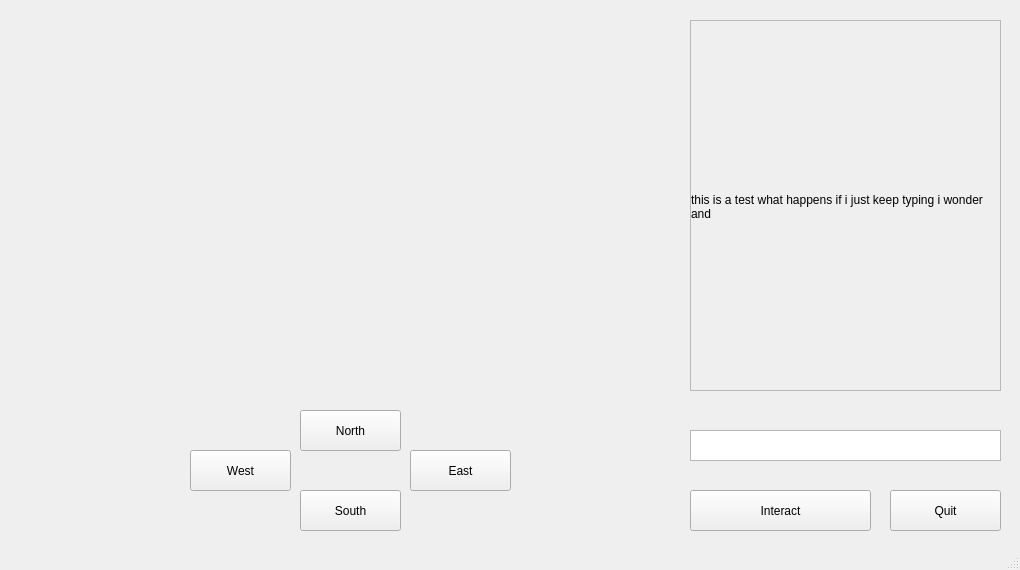
Qt form zorkGUI/mainwindow.ui (itsnurdy/zork) before a commit.
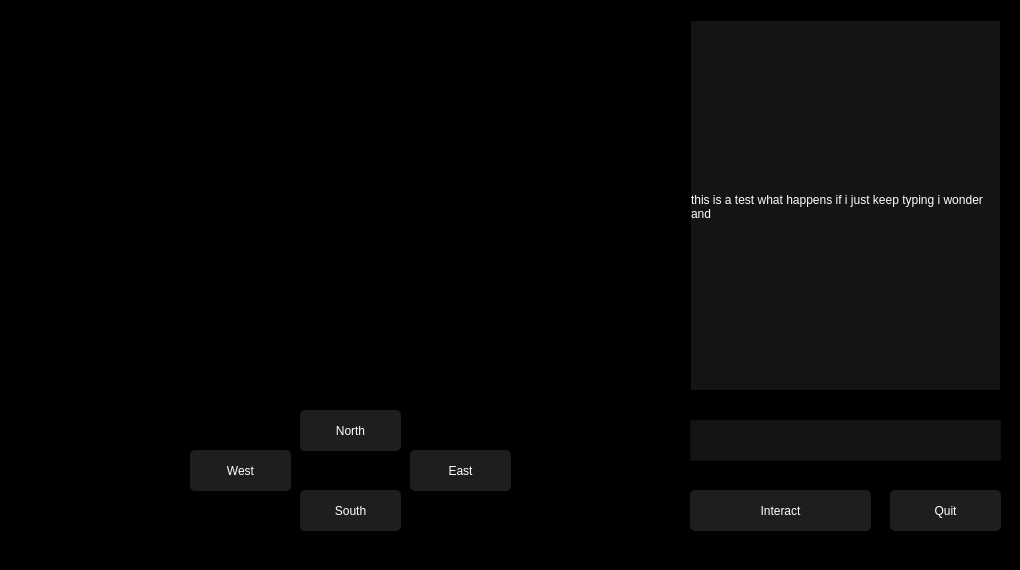
The same form after that commit.

Commit message: base version is finally working and in dark mode :alien:

Diff of the .ui file:
```diff
--- a/zorkGUI/mainwindow.ui
+++ b/zorkGUI/mainwindow.ui
@@ -31,6 +31,12 @@
   <property name="windowTitle">
    <string>Zork</string>
   </property>
+  <property name="styleSheet">
+   <string notr="true">/*background-color: rgb(57, 57, 57);*/
+background-color: rgb(0, 0, 0);
+font: 16pt &quot;8514oem&quot;;
+color: rgb(255, 255, 255);</string>
+  </property>
   <widget class="QWidget" name="centralwidget">
    <widget class="QLabel" name="background">
     <property name="geometry">
@@ -63,6 +69,9 @@
       <height>41</height>
      </rect>
     </property>
+    <property name="styleSheet">
+     <string notr="true">background-color: rgb(30,30,30); border-radius: 5px; border-style: outset</string>
+    </property>
     <property name="text">
      <string>North</string>
     </property>
@@ -76,6 +85,9 @@
       <height>41</height>
      </rect>
     </property>
+    <property name="styleSheet">
+     <string notr="true">background-color: rgb(30,30,30); border-radius: 5px; border-style: outset</string>
+    </property>
     <property name="text">
      <string>South</string>
     </property>
@@ -89,6 +101,9 @@
       <height>41</height>
      </rect>
     </property>
+    <property name="styleSheet">
+     <string notr="true">background-color: rgb(30,30,30); border-radius: 5px; border-style: outset</string>
+    </property>
     <property name="text">
      <string>West</string>
     </property>
@@ -102,6 +117,9 @@
       <height>41</height>
      </rect>
     </property>
+    <property name="styleSheet">
+     <string notr="true">background-color: rgb(30,30,30); border-radius: 5px; border-style: outset</string>
+    </property>
     <property name="text">
      <string>East</string>
     </property>
@@ -142,6 +160,9 @@
         <verstretch>0</verstretch>
        </sizepolicy>
       </property>
+      <property name="styleSheet">
+       <string notr="true">background-color: rgb(20,20,20);</string>
+      </property>
       <property name="frameShape">
        <enum>QFrame::NoFrame</enum>
       </property>
@@ -171,11 +192,14 @@
     <property name="geometry">
      <rect>
       <x>690</x>
-      <y>430</y>
+      <y>420</y>
       <width>311</width>
-      <height>31</height>
+      <height>41</height>
      </rect>
     </property>
+    <property name="styleSheet">
+     <string notr="true">background-color: rgb(20,20,20);</string>
+    </property>
    </widget>
    <widget class="QPushButton" name="interactButton">
     <property name="geometry">
@@ -186,6 +210,9 @@
       <height>41</height>
      </rect>
     </property>
+    <property name="styleSheet">
+     <string notr="true">background-color: rgb(30,30,30); border-radius: 5px; border-style: outset</string>
+    </property>
     <property name="text">
      <string>Interact</string>
     </property>
@@ -199,6 +226,9 @@
       <height>41</height>
      </rect>
     </property>
+    <property name="styleSheet">
+     <string notr="true">background-color: rgb(30,30,30); border-radius: 5px; border-style: outset</string>
+    </property>
     <property name="text">
      <string>Quit</string>
     </property>
```
The commit also changes 1 other file.
